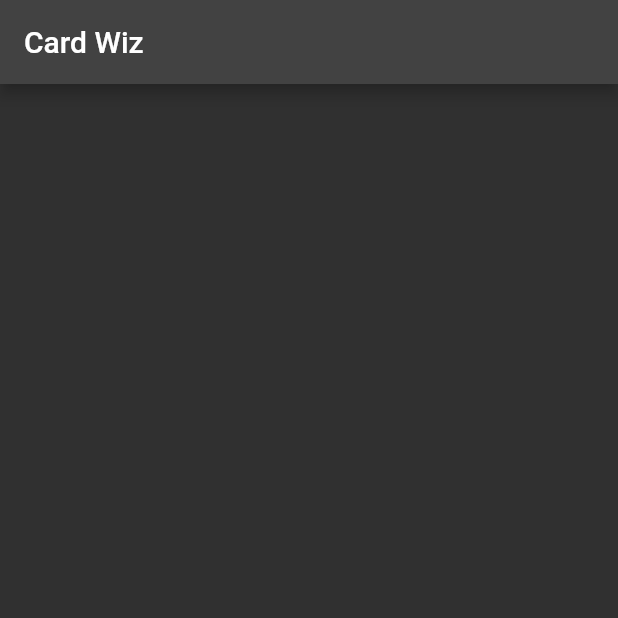
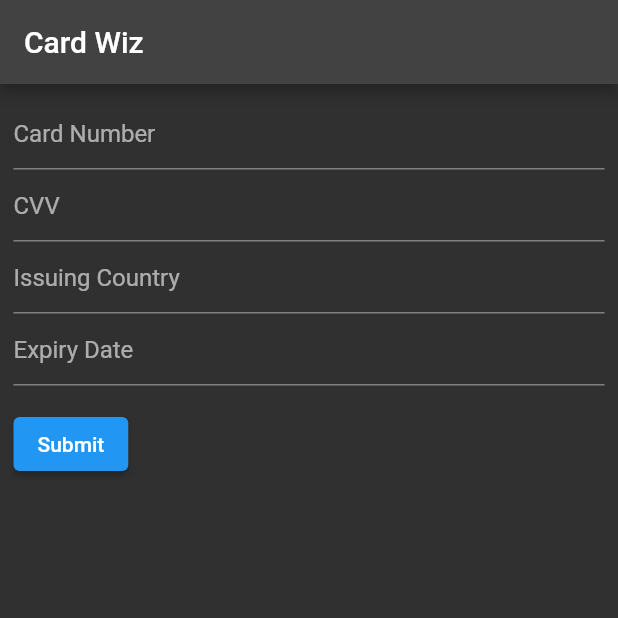
Before and after one commit to Silva3012/cardwiz, a Flutter app: the screen it shows after launch, on a phone screen of 412 x 824 dp, the top half of it. Run offline on Flutter 3.47's test engine with Material 2 defaults, Android fonts, the phone set to English and light mode, and no system bars.

Commit message:
Design the basic UI with text fields and a button

```diff
--- a/lib/main.dart
+++ b/lib/main.dart
@@ -2,10 +2,12 @@
 import 'package:flutter/material.dart';
 
 // Starting point of the app
-void main() => runApp(CardWiz());
+void main() => runApp(const MyApp());
 
 // CardWiz class represents the main application
-class CardWiz extends StatelessWidget {
+class MyApp extends StatelessWidget {
+  const MyApp({super.key});
+
   @override
   Widget build(BuildContext context) {
     // Base widget of the app
@@ -18,9 +20,113 @@ class CardWiz extends StatelessWidget {
       home: Scaffold(
         // Add the app bar at the top
         appBar: AppBar(
-          title: Text("Card Wiz"),
+          title: const Text("Card Wiz"),
+        ),
+        // We will add some padding on the body of the Scaffold widget
+        body: const Padding(
+          padding: EdgeInsets.all(9.0),
+          child: CreditCardDetailsForm(),
         )
       ),
     );
   }
 }
+
+// CreditCardDetailsForm will be a StatefulWidget, so that it can maintain state
+class CreditCardDetailsForm extends StatefulWidget {
+  const CreditCardDetailsForm({super.key});
+  @override
+  State<CreditCardDetailsForm> createState() => _CreditCardDetailsFormState();
+}
+
+// The state of CreditCardDetailsForm is _CreditCardDetailsFormState
+class _CreditCardDetailsFormState extends State<CreditCardDetailsForm> {
+  final _formKey = GlobalKey<FormState>();
+
+  @override
+  Widget build(BuildContext context) {
+    // Form widget that creates a form
+    return Form(
+      key: _formKey,
+      child: Column(
+        crossAxisAlignment: CrossAxisAlignment.start,
+        children: <Widget>[
+          // TextFormField for the Card Number input.
+          TextFormField(
+            decoration: const InputDecoration(
+              hintText: 'Card Number'
+            ),
+            keyboardType: TextInputType.number,
+            validator: (String? value) {
+              if (value == null || value.isEmpty) {
+                return 'Please enter your card number';
+              }
+              return null;
+            },
+          ),
+          TextFormField(
+            decoration: const InputDecoration(
+                hintText: 'CVV'
+            ),
+            keyboardType: TextInputType.number,
+            validator: (String? value) {
+              if (value == null || value.isEmpty) {
+                return 'Please enter your CVV';
+              }
+              return null;
+            },
+          ),
+          // TODO: Issuing country will change to a dropdown of pre-populated countries
+          TextFormField(
+            decoration: const InputDecoration(
+                hintText: 'Issuing Country'
+            ),
+            keyboardType: TextInputType.number,
+            validator: (String? value) {
+              if (value == null || value.isEmpty) {
+                return 'Please enter your issuing country';
+              }
+              return null;
+            },
+          ),
+          TextFormField(
+            decoration: const InputDecoration(
+                hintText: 'Expiry Date'
+            ),
+            keyboardType: TextInputType.number,
+            validator: (String? value) {
+              if (value == null || value.isEmpty) {
+                return 'Please enter your Expiry date';
+              }
+              return null;
+            },
+          ),
+          // Padding the submit button
+          Padding(
+            padding: const EdgeInsets.symmetric(vertical: 15.0),
+            child: ElevatedButton(
+              onPressed: () {
+                // Validate will return true if the form is valid, or false if
+                // the form is invalid.
+                if(_formKey.currentState!.validate()) {
+                  //If the form is valid, show a Snackbar
+                  ScaffoldMessenger.of(context).showSnackBar(const SnackBar(content: Text("Successfully validated")));
+                }
+              },
+              child: const Text("Submit")
+            )
+          )
+        ],
+      )
+    );
+  }
+
+
+}
+
+// Reference for the card details implementation: https://api.flutter.dev/flutter/widgets/Form-class.html
+
+/*
+Some styling references
+EdgeInsets: https://api.flutter.dev/flutter/painting/EdgeInsets-class.html
+ */
```
